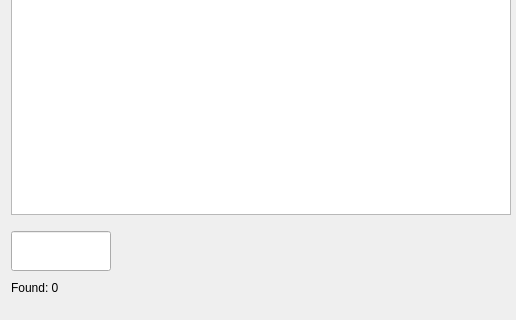
Above: src/gui/dirwindow.ui from mentebinaria/maProc before the change; both pictures show x 0 to 516 and y 196 to 516 of the 516 by 516 pixel window. Below: the same form after it.
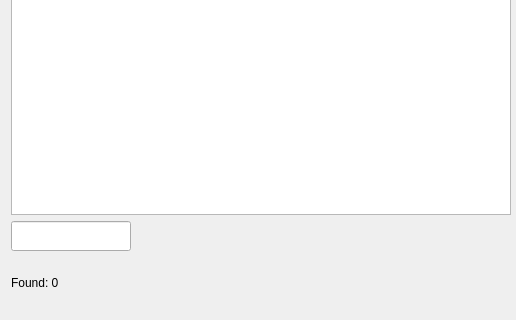
That is the form after the change.

Patch:
```diff
--- a/src/gui/dirwindow.ui
+++ b/src/gui/dirwindow.ui
@@ -89,14 +89,14 @@
         <widget class="QLineEdit" name="search">
          <property name="minimumSize">
           <size>
-           <width>0</width>
-           <height>40</height>
+           <width>120</width>
+           <height>30</height>
           </size>
          </property>
          <property name="maximumSize">
           <size>
-           <width>100</width>
-           <height>20</height>
+           <width>120</width>
+           <height>30</height>
           </size>
          </property>
          <property name="toolTip">
```
